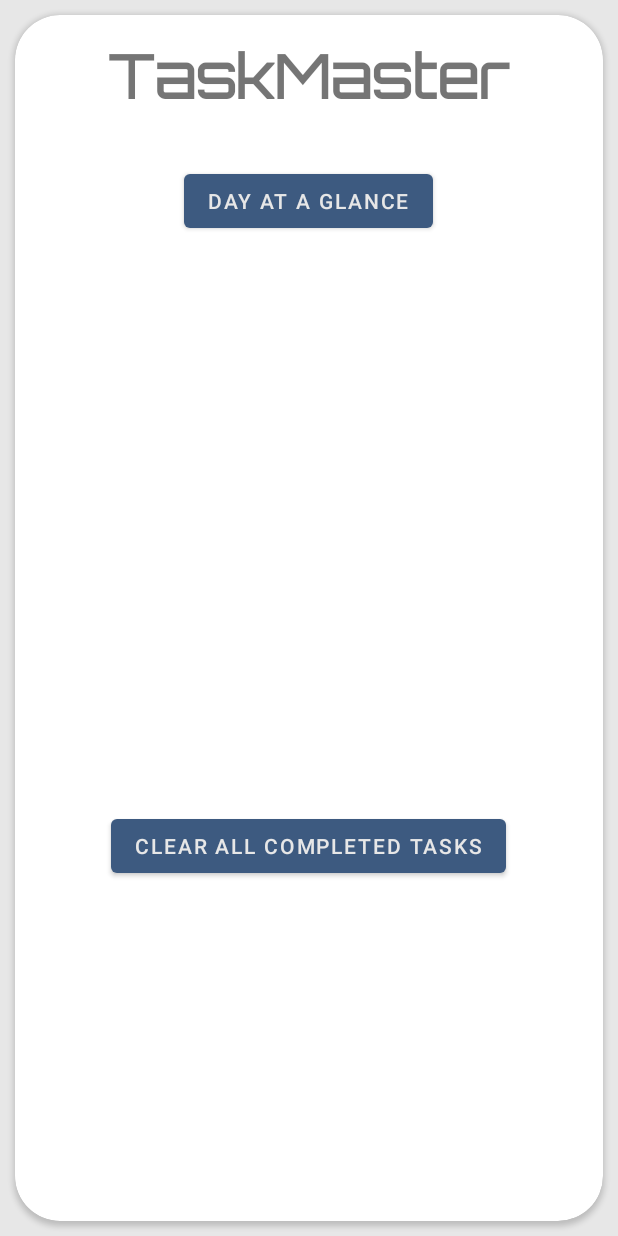
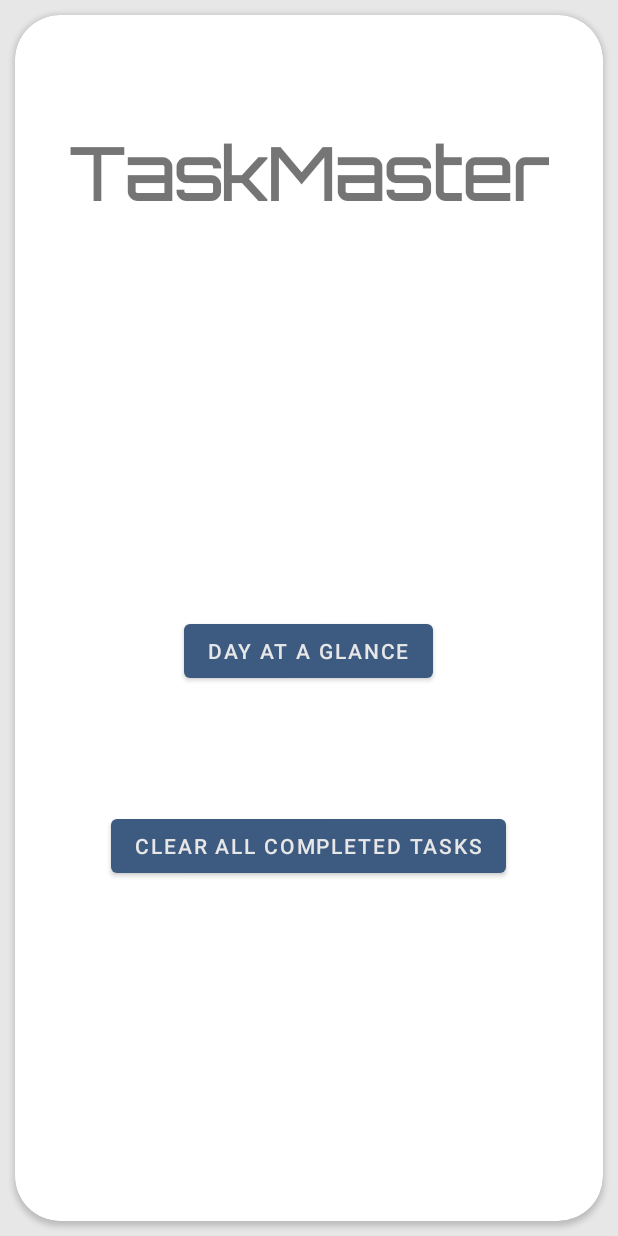
Before and after one commit to amizg/TaskMaster, an Android app: the screen it shows after launch (MainActivity), on a phone screen of 412 x 824 dp. Run offline under Robolectric (Android 15) with nearby library versions, the phone set to English and light mode, and no system bars; Roboto replaces fonts that are not available here.

Commit message:
Final Layout change to home

```diff
--- a/app/src/main/res/layout/fragment_home.xml
+++ b/app/src/main/res/layout/fragment_home.xml
@@ -24,9 +24,9 @@
             android:layout_gravity="center_horizontal"
             android:elegantTextHeight="true"
             android:fontFamily="@font/orbitron"
-            android:paddingTop="15dp"
+            android:layout_marginTop="75dp"
             android:text="TaskMaster"
-            android:textSize="40sp"
+            android:textSize="48sp"
             android:textStyle="bold" />
 
         <Button
@@ -34,9 +34,8 @@
             android:layout_width="wrap_content"
             android:layout_height="wrap_content"
             android:layout_gravity="center_horizontal"
-            android:text="Day at a Glance"
-            android:layout_marginTop="100dp"
-            />
+            android:translationY="400dp"
+            android:text="Day at a Glance" />
 
         <Button
             android:id="@+id/clearAllCompleted"
```
